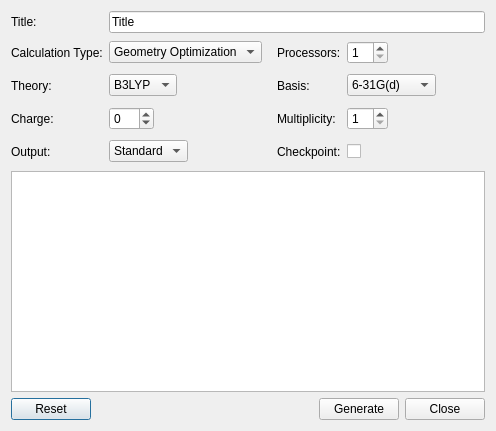
Before: the Qt Designer form libavogadro/src/extensions/gaussianinputdialog.ui in cryos/avogadro, drawn with Qt 5.
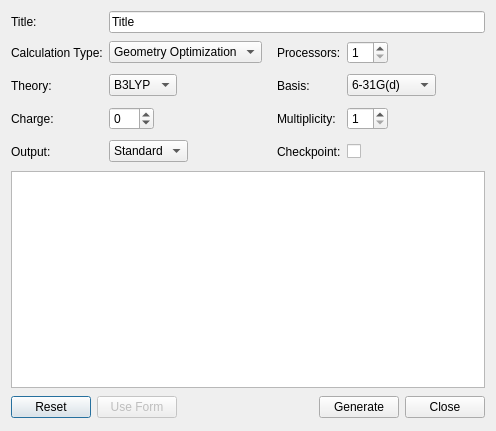
After: the same form once the commit is applied.

```diff
--- a/libavogadro/src/extensions/gaussianinputdialog.ui
+++ b/libavogadro/src/extensions/gaussianinputdialog.ui
@@ -384,7 +384,10 @@
       <bool>true</bool>
      </property>
      <property name="readOnly" >
-      <bool>true</bool>
+      <bool>false</bool>
+     </property>
+     <property name="acceptRichText" >
+      <bool>false</bool>
      </property>
     </widget>
    </item>
@@ -397,6 +400,16 @@
        </property>
       </widget>
      </item>
+     <item>
+      <widget class="QPushButton" name="enableFormButton" >
+       <property name="enabled" >
+        <bool>false</bool>
+       </property>
+       <property name="text" >
+        <string>Use Form</string>
+       </property>
+      </widget>
+     </item>
      <item>
       <spacer name="horizontalSpacer" >
        <property name="orientation" >
@@ -404,8 +417,8 @@
        </property>
        <property name="sizeHint" stdset="0" >
         <size>
-         <width>40</width>
-         <height>20</height>
+         <width>48</width>
+         <height>26</height>
         </size>
        </property>
       </spacer>
```
Left out of the diff: 4 changed lines with no effect on the pictures.
